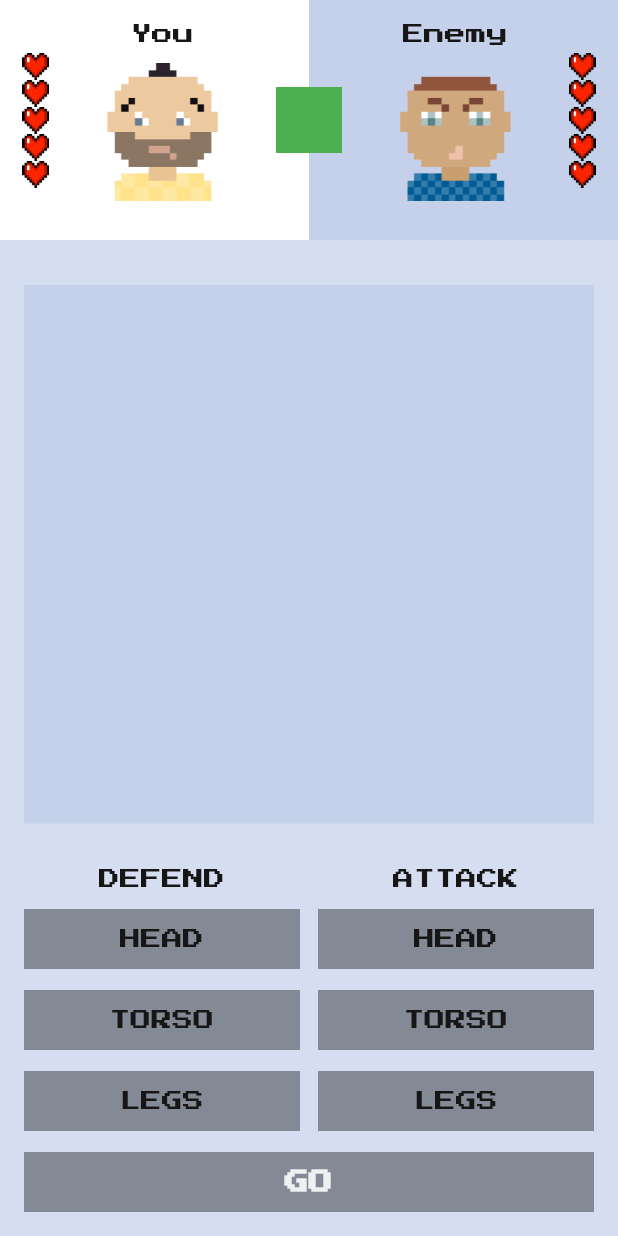
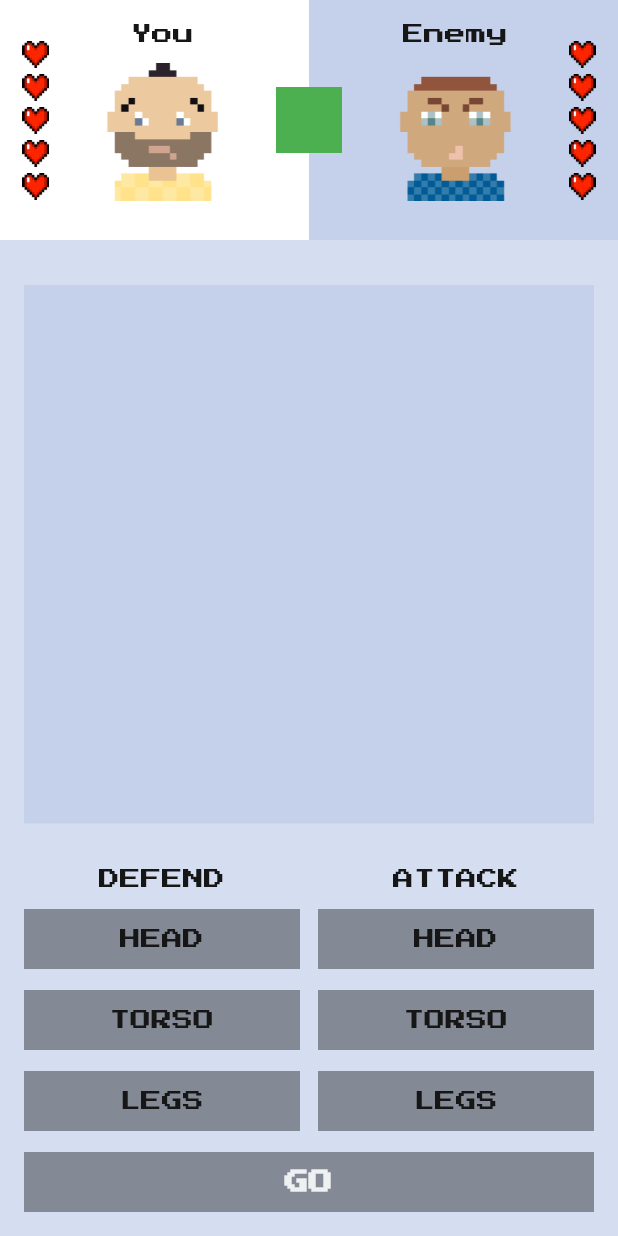
Before and after one commit to MVoldemar/flutter_course2, a Flutter app: the screen it shows after launch, on a phone screen of 412 x 824 dp. Run offline on Flutter 3.47's test engine with Material 2 defaults, Android fonts, the phone set to English and light mode, and no system bars; our stand-ins replace google_fonts.

Commit message:
6_generation

```diff
--- a/lib/main.dart
+++ b/lib/main.dart
@@ -57,12 +57,12 @@ class MyHomePageState extends State<MyHomePage> {
                   yourLivesCount: yourLives,
                   enemyLivesCount: enemysLives,
                 ),
-              SizedBox(height: 30,),
-              Expanded(child: Padding(padding: EdgeInsets.only(left: 16, right: 16),
+              //SizedBox(height: 30,),
+              Expanded(child: Padding(padding: EdgeInsets.only(left: 16, right: 16, bottom: 30, top: 30),
                 child: SizedBox(height: double.infinity, width: double.infinity,
                 child: ColoredBox(color: Color(0xFFC5D1EA)),),)),
 
-              SizedBox(height: 30,),
+              //SizedBox(height: 30,),
               ControlsWidget(
                   defendingBodyPart: defendingBodyPart,
                   selectDefendingBodyPart: _selectDefendingBodyPart,
@@ -341,10 +341,29 @@ class LivesWidget extends StatelessWidget {
     return Column(
       mainAxisSize: MainAxisSize.min,
       children: List.generate(overallLivesCount, (index) {
-        if(index<currentLivesCount)
+        if(index<currentLivesCount && index < overallLivesCount-1)
+          {
+          return Column(
+            children: [
+              Image.asset(FightClubIcons.heartFull, width: 18, height: 18,),
+              SizedBox(height: 4, width: 4,)
+            ],);
+           // else  if(index == (overallLivesCount-1)) return Image.asset(FightClubIcons.heartFull, width: 18, height: 18,);
+          }
+        else if(index<currentLivesCount && index == overallLivesCount-1)
+        {
           return Image.asset(FightClubIcons.heartFull, width: 18, height: 18,);
+          // else  if(index == (overallLivesCount-1)) return Image.asset(FightClubIcons.heartFull, width: 18, height: 18,);
+        }
       else {
-          return Image.asset(FightClubIcons.heartEmpty, width: 18, height: 18,);
+        if(index < overallLivesCount-1){
+          return Column(
+            children: [
+              Image.asset(FightClubIcons.heartEmpty, width: 18, height: 18,),
+              SizedBox(height: 4, width: 4,)
+            ],);
+        }
+         else return Image.asset(FightClubIcons.heartEmpty, width: 18, height: 18,);
         }
         }),
     );
```
